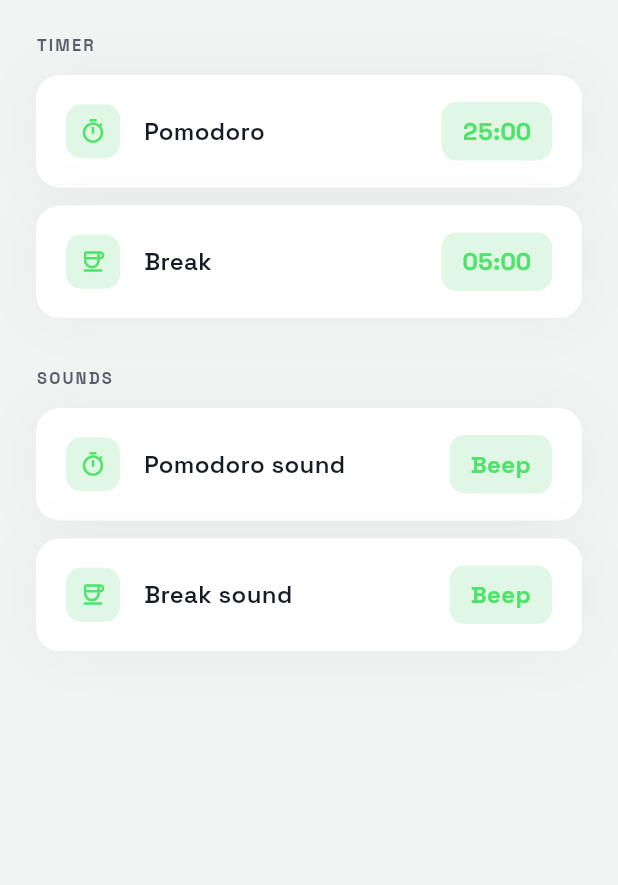
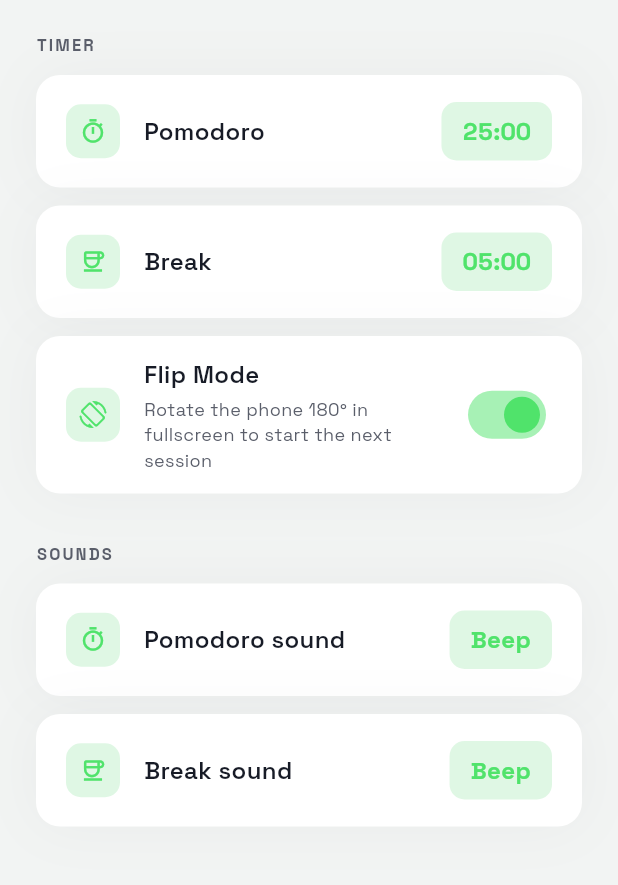
Before and after one commit to kaolof/high_achiever, a Flutter app: the SettingsScreen screen opened directly, on a phone screen of 412 x 824 dp, the part 63-948 px from its top. Run offline on Flutter 3.47's test engine with Material 3 defaults, Android fonts, the phone set to English and light mode, and no system bars; our stand-ins replace audioplayers, google_fonts, sensors_plus, shared_preferences, wakelock_plus; accounts and stored records are empty.

Commit message:
feat: add flip mode toggle to settings and integrate with fullscreen timer

```diff
--- a/lib/core/providers/app_settings_notifier.dart
+++ b/lib/core/providers/app_settings_notifier.dart
@@ -3,6 +3,7 @@ import 'package:shared_preferences/shared_preferences.dart';
 
 class AppSettingsNotifier extends ChangeNotifier {
   static const _keyShowTokensTab = 'show_tokens_tab';
+  static const _keyFlipMode = 'flip_mode';
 
   final SharedPreferences _prefs;
 
@@ -14,4 +15,11 @@ class AppSettingsNotifier extends ChangeNotifier {
     _prefs.setBool(_keyShowTokensTab, value);
     notifyListeners();
   }
+
+  bool get flipMode => _prefs.getBool(_keyFlipMode) ?? true;
+
+  set flipMode(bool value) {
+    _prefs.setBool(_keyFlipMode, value);
+    notifyListeners();
+  }
 }
--- a/lib/features/settings/presentation/screens/settings_screen.dart
+++ b/lib/features/settings/presentation/screens/settings_screen.dart
@@ -2,6 +2,7 @@ import 'package:flutter/material.dart';
 import 'package:flutter/services.dart';
 import 'package:provider/provider.dart';
 import '../../../../core/constants/app_colors.dart';
+import '../../../../core/providers/app_settings_notifier.dart';
 import '../../../../core/services/audio_service.dart';
 import '../../../timer/domain/timer_notifier.dart';
 
@@ -41,6 +42,8 @@ class SettingsScreen extends StatelessWidget {
             icon: Icons.coffee_outlined,
             isPomodoro: false,
           ),
+          const SizedBox(height: 12),
+          const _FlipModeTile(),
           const SizedBox(height: 32),
           const _SectionLabel('Sounds'),
           const SizedBox(height: 12),
@@ -75,6 +78,100 @@ class _SectionLabel extends StatelessWidget {
         fontSize: 11,
         fontWeight: FontWeight.w700,
         letterSpacing: 1.4,
+      ),
+    );
+  }
+}
+
+class _FlipModeTile extends StatelessWidget {
+  const _FlipModeTile();
+
+  @override
+  Widget build(BuildContext context) {
+    final settings = context.watch<AppSettingsNotifier>();
+    return _ToggleTile(
+      icon: Icons.screen_rotation_rounded,
+      label: 'Flip Mode',
+      description: 'Rotate the phone 180° in fullscreen to start the next session',
+      value: settings.flipMode,
+      onChanged: (v) => settings.flipMode = v,
+    );
+  }
+}
+
+class _ToggleTile extends StatelessWidget {
+  final IconData icon;
+  final String label;
+  final String description;
+  final bool value;
+  final ValueChanged<bool> onChanged;
+
+  const _ToggleTile({
+    required this.icon,
+    required this.label,
+    required this.description,
+    required this.value,
+    required this.onChanged,
+  });
+
+  @override
+  Widget build(BuildContext context) {
+    return Container(
+      padding: const EdgeInsets.symmetric(horizontal: 20, vertical: 14),
+      decoration: BoxDecoration(
+        color: AppColors.surfaceContainerLowest,
+        borderRadius: BorderRadius.circular(16),
+        boxShadow: [
+          BoxShadow(
+            color: AppColors.onSecondaryFixed.withValues(alpha: 0.04),
+            blurRadius: 32,
+            offset: Offset.zero,
+          ),
+        ],
+      ),
+      child: Row(
+        children: [
+          Container(
+            width: 36,
+            height: 36,
+            decoration: BoxDecoration(
+              color: AppColors.accentLight,
+              borderRadius: BorderRadius.circular(10),
+            ),
+            child: Icon(icon, color: AppColors.accent, size: 18),
+          ),
+          const SizedBox(width: 16),
+          Expanded(
+            child: Column(
+              crossAxisAlignment: CrossAxisAlignment.start,
+              children: [
+                Text(
+                  label,
+                  style: const TextStyle(
+                    color: AppColors.textPrimary,
+                    fontSize: 16,
+                    fontWeight: FontWeight.w600,
+                  ),
+                ),
+                const SizedBox(height: 3),
+                Text(
+                  description,
+                  style: const TextStyle(
+                    color: AppColors.textSecondary,
+                    fontSize: 12,
+                    fontWeight: FontWeight.w400,
+                  ),
+                ),
+              ],
+            ),
+          ),
+          const SizedBox(width: 12),
+          Switch(
+            value: value,
+            onChanged: onChanged,
+            activeThumbColor: AppColors.accent,
+          ),
+        ],
       ),
     );
   }
--- a/lib/features/timer/presentation/screens/fullscreen_timer_screen.dart
+++ b/lib/features/timer/presentation/screens/fullscreen_timer_screen.dart
@@ -8,6 +8,7 @@ import 'package:sensors_plus/sensors_plus.dart';
 import 'package:wakelock_plus/wakelock_plus.dart';
 
 import '../../../../core/constants/app_colors.dart';
+import '../../../../core/providers/app_settings_notifier.dart';
 import '../../domain/timer_notifier.dart';
 
 class FullscreenTimerScreen extends StatefulWidget {
@@ -102,6 +103,7 @@ class FullscreenTimerScreen extends StatefulWidget {
 class _FullscreenTimerScreenState extends State<FullscreenTimerScreen>
     with WidgetsBindingObserver {
   late final TimerNotifier _timer;
+  late final AppSettingsNotifier _settings;
   TimerPhase? _prevPhase;
 
   bool _awaitingFlip = false;
@@ -112,6 +114,7 @@ class _FullscreenTimerScreenState extends State<FullscreenTimerScreen>
   void initState() {
     super.initState();
     _timer = context.read<TimerNotifier>();
+    _settings = context.read<AppSettingsNotifier>();
     _prevPhase = _timer.phase;
     _timer.addListener(_onTimerChanged);
     WidgetsBinding.instance.addObserver(this);
@@ -130,11 +133,12 @@ class _FullscreenTimerScreenState extends State<FullscreenTimerScreen>
   void _onTimerChanged() {
     if (!mounted) return;
     if (_timer.phase != _prevPhase) {
+      final flipEnabled = _settings.flipMode;
       setState(() {
         _prevPhase = _timer.phase;
-        _awaitingFlip = true;
+        _awaitingFlip = flipEnabled;
       });
-      _beginFlipListening();
+      if (flipEnabled) _beginFlipListening();
     }
   }
 
```
